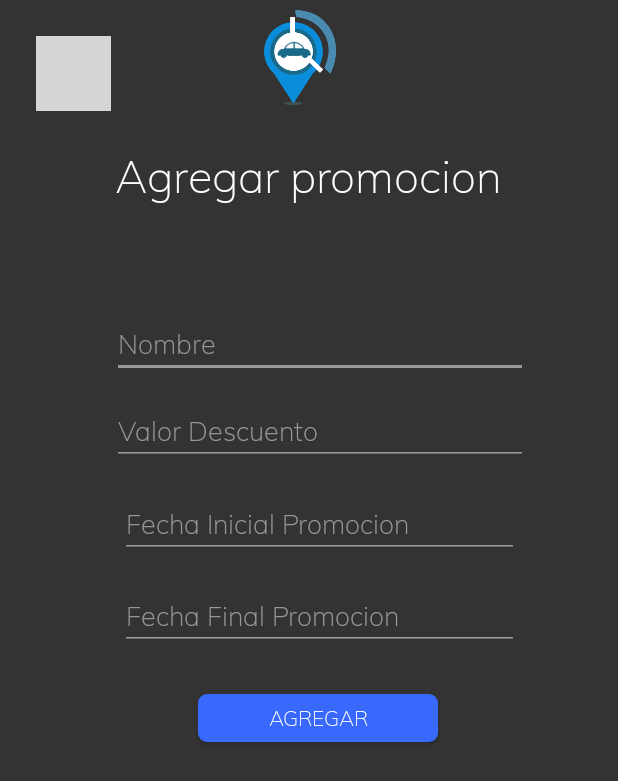
After one commit to orjuela45/TransportAPP, an Android app: the AddPromotion screen opened directly, with no data from a screen before it, on a phone screen of 412 x 824 dp. The commit adds this screen. Shown: the top 781 px of the screen. Run offline under Robolectric (Android 15) with nearby library versions, the phone set to English and light mode, and no system bars; libraries missing offline, so code that uses them is left out: dmax.dialog; grey boxes are pictures that could not be loaded.

Commit message:
Creacion Modulo de promocion!

```diff
--- a/app/src/main/AndroidManifest.xml
+++ b/app/src/main/AndroidManifest.xml
@@ -20,7 +20,8 @@
         android:supportsRtl="true"
         android:theme="@style/AppTheme"
         tools:ignore="GoogleAppIndexingWarning">
-        <activity android:name=".activities.DetailRequestActivity"></activity>
+        <activity android:name=".activities.AddPromotion"></activity>
+        <activity android:name=".activities.DetailRequestActivity" />
         <activity
             android:name=".activities.MenuAdminActivity"
             android:label="@string/title_activity_menu_admin"
--- /dev/null
+++ b/app/src/main/java/com/example/transportapp/activities/AddPromotion.java
@@ -0,0 +1,104 @@
+package com.example.transportapp.activities;
+
+import androidx.appcompat.app.AppCompatActivity;
+
+import android.app.AlertDialog;
+import android.content.Intent;
+import android.os.Bundle;
+import android.view.View;
+import android.widget.Button;
+import android.widget.TextView;
+import android.widget.Toast;
+
+import com.example.transportapp.R;
+import com.example.transportapp.models.Promotion;
+import com.example.transportapp.models.User;
+import com.example.transportapp.models.UserInformation;
+import com.example.transportapp.providers.PromotionProvider;
+import com.example.transportapp.providers.UserProvider;
+
+import org.w3c.dom.Text;
+
+import dmax.dialog.SpotsDialog;
+
+public class AddPromotion extends AppCompatActivity {
+
+    Button btnAddPromotion, btnExitPromo;
+    TextView txtNombrePromo, txtDescuento, txtFechaInicial, txtFechaFinal;
+    AlertDialog mDialog;
+
+    @Override
+    protected void onCreate(Bundle savedInstanceState) {
+        super.onCreate(savedInstanceState);
+        setContentView(R.layout.activity_add_promotion);
+        btnAddPromotion = (Button)findViewById(R.id.btnAddPromo);
+        txtNombrePromo = (TextView)findViewById(R.id.txtNombrePromo);
+        txtDescuento = (TextView)findViewById(R.id.txtDescuento);
+        txtFechaInicial = (TextView)findViewById(R.id.txtFechaInicial);
+        txtFechaFinal = (TextView)findViewById(R.id.txtFechaFinal);
+        btnExitPromo = (Button) findViewById(R.id.btnExitPromo);
+
+        btnExitPromo.setOnClickListener(new View.OnClickListener() {
+            @Override
+            public void onClick(View view) {
+                Intent menuAdmin = new Intent(AddPromotion.this, MenuAdminActivity.class);
+                mDialog.dismiss();
+                startActivity(menuAdmin);
+                finish();
+            }
+        });
+
+        btnAddPromotion.setOnClickListener(new View.OnClickListener() {
+            @Override
+            public void onClick(View view) {
+                try {
+                    boolean result = AddPromo();
+                    if(result){
+                        Intent menuAdmin = new Intent(AddPromotion.this, MenuAdminActivity.class);
+                        mDialog.dismiss();
+                        startActivity(menuAdmin);
+                        finish();
+                    }
+                } catch (InterruptedException e) {
+                    e.printStackTrace();
+                }
+            }
+        });
+    }
+
+    private boolean AddPromo() throws InterruptedException {
+
+        if (txtNombrePromo.getText().toString().isEmpty()) {
+            Toast.makeText(this, "El campo de nombre promocion es requerido!", Toast.LENGTH_SHORT).show();
+            return false;
+        }
+        if (txtDescuento.getText().toString().isEmpty()) {
+            Toast.makeText(this, "El campo descuento es requerido!", Toast.LENGTH_SHORT).show();
+            return false;
+        }
+        if (txtFechaInicial.getText().toString().isEmpty()) {
+            Toast.makeText(this, "Es necesario agregar una fecha inicial de la promocion!", Toast.LENGTH_SHORT).show();
+            return false;
+        }
+        if (txtFechaFinal.getText().toString().isEmpty()) {
+            Toast.makeText(this, "Es necesario agregar una fecha final de la promocion!", Toast.LENGTH_SHORT).show();
+            return false;
+        }
+        mDialog = new SpotsDialog.Builder().setContext(AddPromotion.this).setMessage("Registrando...").build();
+        mDialog.show();
+        PromotionProvider prov = new PromotionProvider();
+        Promotion promObject = new Promotion(
+                txtNombrePromo.getText().toString(),
+                txtDescuento.getText().toString(),
+                txtFechaInicial.getText().toString(),
+                txtFechaFinal.getText().toString()
+        );
+        boolean result = prov.createPromotion(promObject);
+        if(!result){
+            Toast.makeText(this, "Ocurrio un error al intentar crear la promocion!", Toast.LENGTH_SHORT).show();
+            return false;
+        }
+        Toast.makeText(this, "Se creo correctamente la promocion!", Toast.LENGTH_SHORT).show();
+        return true;
+    }
+}
--- a/app/src/main/java/com/example/transportapp/activities/MenuActivity.java
+++ b/app/src/main/java/com/example/transportapp/activities/MenuActivity.java
@@ -105,7 +105,7 @@ public class MenuActivity extends AppCompatActivity implements NavigationView.On
                                     for (DataSnapshot dataSnapshot: snapshot2.getChildren()){
                                         String status = dataSnapshot.child("status").getValue().toString();
                                         if (status.equals("Aceptado")){
-                                            Toast.makeText(MenuActivity.this, "Ya eres un conductor activo", Toast.LENGTH_SHORT).show();
+                                            Toast.makeText(MenuActivity.this, "Ya eres un conductor activo", Toast.LENGTH_SHORT).show();// cambio de rol y redirect menudriver
                                         } else if (status.equals("Pendiente")){
                                             Toast.makeText(MenuActivity.this, "Ya tienes una solicitud pendiente", Toast.LENGTH_SHORT).show();
                                         } else if (status.equals("Rechazado")){
--- a/app/src/main/java/com/example/transportapp/activities/MenuAdminActivity.java
+++ b/app/src/main/java/com/example/transportapp/activities/MenuAdminActivity.java
@@ -5,6 +5,7 @@ import android.os.Bundle;
 import android.view.MenuItem;
 import android.view.Menu;
 import android.widget.Button;
+import android.widget.Toast;
 
 import com.example.transportapp.R;
 import com.example.transportapp.models.ListRequests;
@@ -28,6 +29,7 @@ public class MenuAdminActivity extends AppCompatActivity implements NavigationVi
 
     private AppBarConfiguration mAppBarConfiguration;
     private FirebaseAuth mAuth;
+
 
     @Override
     protected void onCreate(Bundle savedInstanceState) {
@@ -71,6 +73,9 @@ public class MenuAdminActivity extends AppCompatActivity implements NavigationVi
             mAuth.signOut();
             startActivity(new Intent(MenuAdminActivity.this, LoginActivity.class));
         }
+        if(item.getItemId() == R.id.btn_Promotion){
+            startActivity(new Intent(MenuAdminActivity.this, AddPromotion.class));
+        }
         return false;
     }
 }
--- /dev/null
+++ b/app/src/main/java/com/example/transportapp/models/Promotion.java
@@ -0,0 +1,61 @@
+package com.example.transportapp.models;
+
+import java.text.SimpleDateFormat;
+import java.util.Date;
+
+public class Promotion {
+
+    String id;
+    String name;
+    String discount;
+    String initialDate;
+    String finalDate;
+
+    public Promotion(String name, String discount, String initialDate, String finalDate) {
+        this.name = name;
+        this.discount = discount;
+        this.initialDate = initialDate;
+        this.finalDate = finalDate;
+
+    }
+
+    public String getId() {
+        return id;
+    }
+
+    public void setId(String id) {
+        this.id = id;
+    }
+
+    public String getName() {
+        return name;
+    }
+
+    public void setName(String name) {
+        this.name = name;
+    }
+
+    public String getDiscount() {
+        return discount;
+    }
+
+    public void setDiscount(String discount) {
+        this.discount = discount;
+    }
+
+    public String getInitialDate() {
+        return initialDate;
+    }
+
+    public void setInitialDate(String initialDate) {
+        this.initialDate = initialDate;
+    }
+
+    public String getFinalDate() {
+        return finalDate;
+    }
+
+    public void setFinalDate(String finalDate) {
+        this.finalDate = finalDate;
+    }
+}
--- a/app/src/main/java/com/example/transportapp/providers/DriverRequestProvider.java
+++ b/app/src/main/java/com/example/transportapp/providers/DriverRequestProvider.java
@@ -1,5 +1,4 @@
 package com.example.transportapp.providers;
-
 
 import com.example.transportapp.models.DriverInformation;
 import com.example.transportapp.models.DriverRequest;
--- /dev/null
+++ b/app/src/main/java/com/example/transportapp/providers/PromotionProvider.java
@@ -0,0 +1,31 @@
+package com.example.transportapp.providers;
+
+import java.util.UUID;
+import com.example.transportapp.models.DriverInformation;
+import com.example.transportapp.models.DriverRequest;
+import com.example.transportapp.models.Promotion;
+import com.example.transportapp.models.User;
+import com.example.transportapp.models.UserInformation;
+import com.example.transportapp.models.UserRoles;
+import com.google.firebase.database.DatabaseReference;
+import com.google.firebase.database.FirebaseDatabase;
+
+public class PromotionProvider {
+
+    public DatabaseReference databaseReference;
+
+    public PromotionProvider() {
+        databaseReference = FirebaseDatabase.getInstance().getReference().child("Promotion");
+    }
+
+    public boolean createPromotion(Promotion promotion) {
+        try {
+            String Id = UUID.randomUUID().toString();
+            promotion.setId(Id);
+            databaseReference.child(Id).setValue(promotion);
+            return true;
+        } catch (Exception error){
+            return false;
+        }
+    }
+}
--- /dev/null
+++ b/app/src/main/res/layout/activity_add_promotion.xml
@@ -0,0 +1,243 @@
+<?xml version="1.0" encoding="utf-8"?>
+<LinearLayout xmlns:android="http://schemas.android.com/apk/res/android"
+    xmlns:app="http://schemas.android.com/apk/res-auto"
+    xmlns:tools="http://schemas.android.com/tools"
+    android:layout_width="match_parent"
+    android:layout_height="match_parent"
+    android:background="#333333"
+    android:orientation="vertical"
+    tools:context=".activities.RegisterUserActivity">
+
+    <LinearLayout
+        android:layout_width="match_parent"
+        android:layout_height="wrap_content"
+        android:orientation="horizontal">
+
+        <LinearLayout
+            android:layout_width="50dp"
+            android:layout_height="50dp"
+            android:layout_marginLeft="24dp"
+            android:layout_marginTop="24dp"
+            android:layout_weight="0"
+            android:background="@drawable/my_border"
+            android:backgroundTint="@color/ColorFondo"
+            android:gravity="center"
+            android:orientation="vertical">
+
+            <Button
+                android:id="@+id/btnExitPromo"
+                android:layout_width="50dp"
+                android:layout_height="50dp"
+                android:background="@drawable/iback"
+                android:backgroundTint="@color/ColorPrimary2" />
+        </LinearLayout>
+
+        <ImageView
+            android:id="@+id/imageView"
+            android:layout_width="212dp"
+            android:layout_height="match_parent"
+            android:layout_marginLeft="20dp"
+            app:srcCompat="@drawable/logo" />
+
+    </LinearLayout>
+
+    <Space
+        android:layout_width="match_parent"
+        android:layout_height="22dp" />
+
+    <LinearLayout
+        android:layout_width="match_parent"
+        android:layout_height="64dp"
+        android:orientation="horizontal">
+
+        <TextView
+            android:id="@+id/textView"
+            android:layout_width="411dp"
+            android:layout_height="51dp"
+            android:fontFamily="@font/muli_extralight"
+            android:text="Agregar promocion"
+            android:textAlignment="center"
+            android:textColor="#FFFFFF"
+            android:textSize="30sp"
+            android:textStyle="normal|bold" />
+
+    </LinearLayout>
+
+    <LinearLayout
+        android:layout_width="match_parent"
+        android:layout_height="46dp"
+        android:orientation="horizontal">
+
+        <TextView
+            android:id="@+id/getEmail"
+            android:layout_width="411dp"
+            android:layout_height="wrap_content"
+            android:fontFamily="@font/muli_extralight"
+            android:textAlignment="center"
+            android:textColor="#718CDD"
+            android:textSize="20sp"
+            android:textStyle="normal|bold" />
+
+    </LinearLayout>
+
+    <LinearLayout
+        android:layout_width="match_parent"
+        android:layout_height="58dp">
+
+        <Space
+            android:layout_width="91dp"
+            android:layout_height="wrap_content"
+            android:layout_weight="1" />
+
+        <EditText
+            android:id="@+id/txtNombrePromo"
+            android:layout_width="277dp"
+            android:layout_height="wrap_content"
+            android:backgroundTint="#80FFFFFF"
+            android:ems="10"
+            android:fontFamily="@font/muli_extralight"
+            android:hint="Nombre"
+            android:singleLine="false"
+            android:textColor="#80FFFFFF"
+            android:textColorHint="#80FFFFFF" />
+
+        <Space
+            android:layout_width="77dp"
+            android:layout_height="wrap_content"
+            android:layout_weight="1" />
+    </LinearLayout>
+
+    <LinearLayout
+        android:layout_width="match_parent"
+        android:layout_height="62dp">
+
+        <Space
+            android:layout_width="91dp"
+            android:layout_height="wrap_content"
+            android:layout_weight="1" />
+
+        <EditText
+            android:id="@+id/txtDescuento"
+            android:layout_width="277dp"
+            android:layout_height="wrap_content"
+            android:backgroundTint="#80FFFFFF"
+            android:ems="10"
+            android:fontFamily="@font/muli_extralight"
+            android:hint="Valor Descuento"
+            android:inputType="number"
+            android:singleLine="false"
+            android:textColor="#80FFFFFF"
+            android:textColorHint="#80FFFFFF" />
+
+        <Space
+            android:layout_width="77dp"
+            android:layout_height="wrap_content"
+            android:layout_weight="1" />
+    </LinearLayout>
+
+    <LinearLayout
+        android:layout_width="match_parent"
+        android:layout_height="61dp">
+
+        <Space
+            android:layout_width="91dp"
+            android:layout_height="wrap_content"
+            android:layout_weight="1" />
+
+        <EditText
+            android:id="@+id/txtFechaInicial"
+            style="@style/Widget.AppCompat.EditText"
+            android:layout_width="277dp"
+            android:layout_height="wrap_content"
+            android:layout_weight="1"
+            android:backgroundTint="#80FFFFFF"
+            android:ems="10"
+            android:fontFamily="@font/muli_extralight"
+            android:hint="Fecha Inicial Promocion"
+            android:inputType="date"
+            android:textColor="#80FFFFFF"
+            android:textColorHint="#80FFFFFF" />
+
+        <Space
+            android:layout_width="77dp"
+            android:layout_height="wrap_content"
+            android:layout_weight="1" />
+
+    </LinearLayout>
+
+    <LinearLayout
+        android:layout_width="match_parent"
+        android:layout_height="75dp">
+
+        <Space
+            android:layout_width="91dp"
+            android:layout_height="wrap_content"
+            android:layout_weight="1" />
+
+        <EditText
+            android:id="@+id/txtFechaFinal"
+            style="@style/Widget.AppCompat.EditText"
+            android:layout_width="277dp"
+            android:layout_height="wrap_content"
+            android:layout_weight="1"
+            android:backgroundTint="#80FFFFFF"
+            android:ems="10"
+            android:fontFamily="@font/muli_extralight"
+            android:hint="Fecha Final Promocion"
+            android:inputType="date"
+            android:textColor="#80FFFFFF"
+            android:textColorHint="#80FFFFFF" />
+
+        <Space
+            android:layout_width="77dp"
+            android:layout_height="wrap_content"
+            android:layout_weight="1" />
+
+    </LinearLayout>
+
+
+    <LinearLayout
+        android:layout_width="match_parent"
+        android:layout_height="197dp"
+        android:layout_weight="1">
+
+        <Space
+            android:layout_width="72dp"
+            android:layout_height="wrap_content"
+            android:layout_weight="1" />
+
+        <Button
+            android:id="@+id/btnAddPromo"
+            android:layout_width="100dp"
+            android:layout_height="32dp"
+            android:layout_weight="1"
+            android:background="@drawable/my_border"
+            android:fontFamily="@font/muli_extralight"
+            android:text="Agregar"
+            android:textColor="#FFFFFF"
+            android:textStyle="bold" />
+
+        <Space
+            android:layout_width="59dp"
+            android:layout_height="wrap_content"
+            android:layout_weight="1" />
+
+    </LinearLayout>
+
+    <LinearLayout
+        android:layout_width="match_parent"
+        android:layout_height="136dp"
+        android:orientation="horizontal">
+
+        <Space
+            android:layout_width="213dp"
+            android:layout_height="wrap_content"
+            android:layout_weight="1" />
+
+        <Space
+            android:layout_width="wrap_content"
+            android:layout_height="wrap_content"
+            android:layout_weight="1" />
+    </LinearLayout>
+
+</LinearLayout>
--- a/app/src/main/res/menu/activity_main_drawer_admin.xml
+++ b/app/src/main/res/menu/activity_main_drawer_admin.xml
@@ -13,7 +13,7 @@
             android:icon="?android:attr/actionModeFindDrawable"
             android:title="@string/menu_register_driver_admin" />
         <item
-            android:id="@+id/nav_saleadmin"
+            android:id="@+id/btn_Promotion"
             android:icon="?attr/actionModePasteDrawable"
             android:title="@string/menu_saleadmin" />
         <item
```
